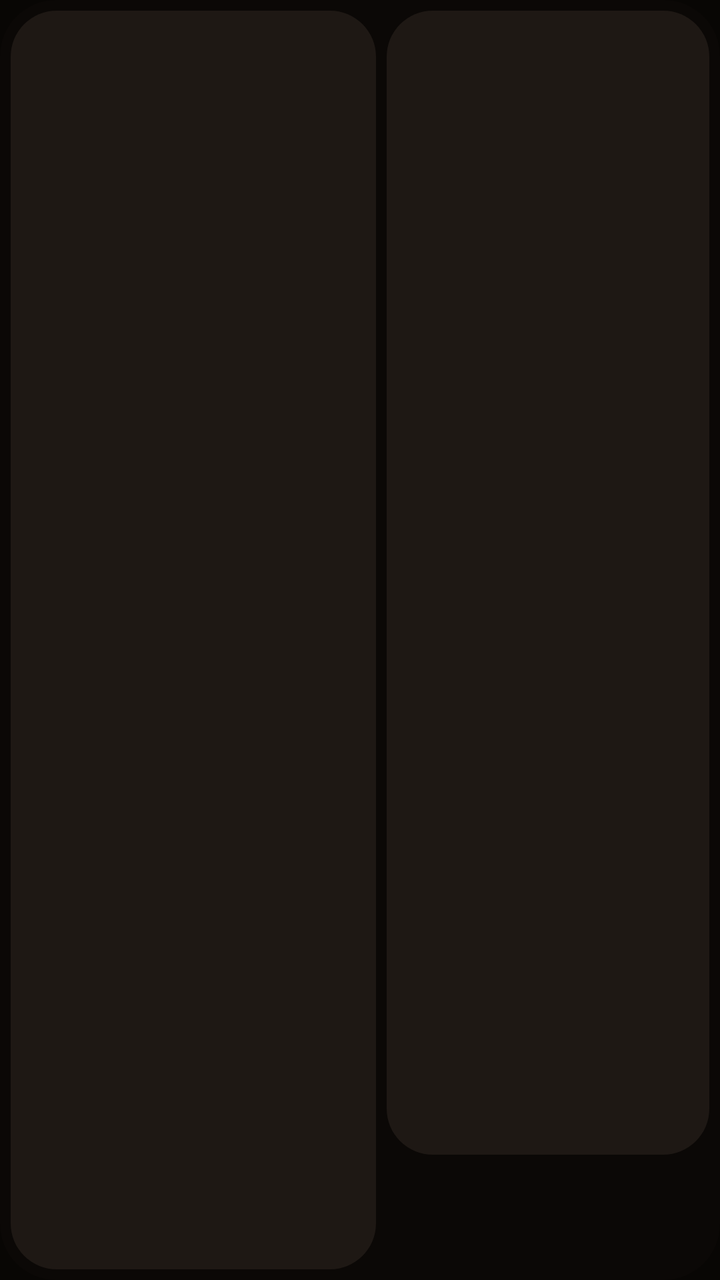
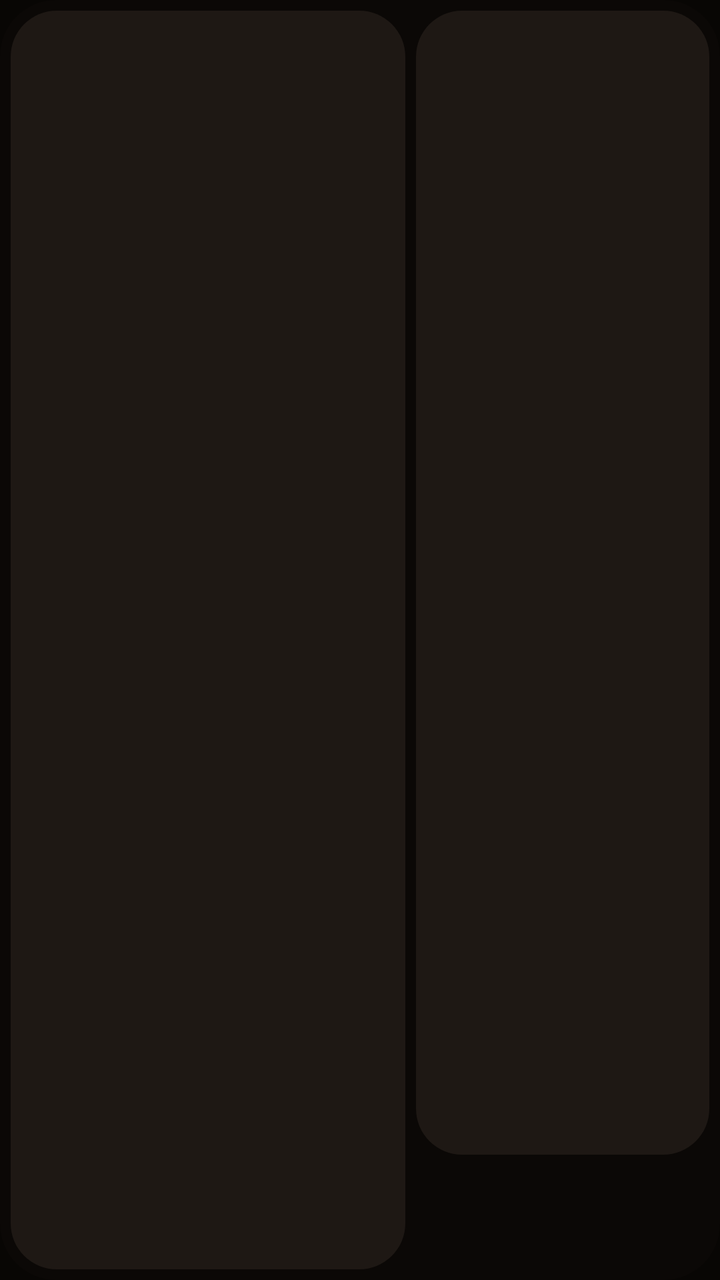

An Android layout rendered at two revisions. The XML below is the earlier revision; the diff shows what the commit changed to produce the second picture.
<!-- AndroidManifest.xml: application theme Theme.KeepADB -->
<!-- res/layout/widget_overview_wide.xml -->
<?xml version="1.0" encoding="utf-8"?>
<LinearLayout xmlns:android="http://schemas.android.com/apk/res/android"
    android:id="@+id/widget_root"
    android:layout_width="match_parent"
    android:layout_height="match_parent"
    android:background="@drawable/bg_widget_root"
    android:orientation="horizontal"
    android:padding="@dimen/widget_gap_half">

    <LinearLayout
        android:id="@+id/widget_ov_card"
        android:layout_width="0dp"
        android:layout_height="match_parent"
        android:layout_margin="@dimen/widget_gap_half"
        android:layout_weight="1.1"
        android:background="@drawable/bg_widget_tile_off"
        android:clickable="true"
        android:focusable="true"
        android:minHeight="48dp"
        android:orientation="vertical"
        android:paddingStart="14dp"
        android:paddingTop="8dp"
        android:paddingEnd="12dp"
        android:paddingBottom="8dp" />

    <LinearLayout
        android:layout_width="0dp"
        android:layout_height="match_parent"
        android:layout_weight="1"
        android:orientation="vertical">

        <LinearLayout
            android:id="@+id/widget_ov_delivery"
            android:layout_width="match_parent"
            android:layout_height="0dp"
            android:layout_margin="@dimen/widget_gap_half"
            android:layout_weight="1"
            android:background="@drawable/bg_widget_tile_off"
            android:clickable="true"
            android:focusable="true"
            android:gravity="center_vertical"
            android:minHeight="48dp"
            android:orientation="vertical"
            android:paddingStart="14dp"
            android:paddingTop="6dp"
            android:paddingEnd="12dp"
            android:paddingBottom="6dp">

            <LinearLayout
                android:layout_width="match_parent"
                android:layout_height="wrap_content"
                android:gravity="center_vertical"
                android:importantForAccessibility="noHideDescendants"
                android:orientation="horizontal">

                <ImageView
                    android:id="@+id/widget_ov_delivery_icon"
                    android:layout_width="20dp"
                    android:layout_height="20dp"
                    android:importantForAccessibility="no"
                    android:scaleType="fitCenter" />

                <TextView
                    android:id="@+id/widget_ov_delivery_label"
                    android:layout_width="0dp"
                    android:layout_height="wrap_content"
                    android:layout_marginStart="8dp"
                    android:layout_weight="1"
                    android:ellipsize="end"
                    android:fontFamily="sans-serif"
                    android:includeFontPadding="false"
                    android:maxLines="1"
                    android:textColor="@color/widget_text_soft"
                    android:textSize="11sp" />
            </LinearLayout>

            <TextView
                android:id="@+id/widget_ov_delivery_value"
                android:layout_width="match_parent"
                android:layout_height="wrap_content"
                android:layout_marginTop="4dp"
                android:autoSizeMaxTextSize="13sp"
                android:autoSizeMinTextSize="10sp"
                android:autoSizeStepGranularity="0.5sp"
                android:autoSizeTextType="uniform"
                android:ellipsize="end"
                android:fontFamily="sans-serif"
                android:importantForAccessibility="no"
                android:includeFontPadding="false"
                android:maxLines="2"
                android:textColor="@color/widget_text"
                android:textStyle="bold" />

            <TextView
                android:id="@+id/widget_ov_delivery_last"
                android:layout_width="match_parent"
                android:layout_height="wrap_content"
                android:layout_marginTop="2dp"
                android:autoSizeMaxTextSize="11sp"
                android:autoSizeMinTextSize="9sp"
                android:autoSizeStepGranularity="0.5sp"
                android:autoSizeTextType="uniform"
                android:ellipsize="end"
                android:fontFamily="sans-serif"
                android:importantForAccessibility="no"
                android:includeFontPadding="false"
                android:maxLines="1"
                android:textColor="@color/widget_text_soft" />
        </LinearLayout>

        <FrameLayout
            android:id="@+id/widget_ov_sync"
            android:layout_width="match_parent"
            android:layout_height="@dimen/widget_ov_sync_height"
            android:layout_margin="@dimen/widget_gap_half" />
    </LinearLayout>
</LinearLayout>
<!-- resources referenced by this layout -->
<resources>
  <color name="widget_text">#EDE6DC</color>
  <color name="widget_text_soft">#CFC8BD</color>
  <dimen name="widget_gap_half">2.5dp</dimen>
  <dimen name="widget_ov_sync_height">52dp</dimen>
  <!-- drawable bg_widget_root (drawable) -->
  <?xml version="1.0" encoding="utf-8"?>
  <shape xmlns:android="http://schemas.android.com/apk/res/android">
      <solid android:color="@color/widget_root" />
      <corners android:radius="@dimen/widget_radius_root" />
  </shape>
  <!-- drawable bg_widget_tile_off (drawable) -->
  <?xml version="1.0" encoding="utf-8"?>
  <ripple xmlns:android="http://schemas.android.com/apk/res/android"
      android:color="@color/widget_ripple_on_dark">
      <item>
          <shape>
              <solid android:color="@color/widget_off" />
              <corners android:radius="@dimen/widget_radius_tile" />
          </shape>
      </item>
      <item android:id="@android:id/mask">
          <shape>
              <solid android:color="@android:color/white" />
              <corners android:radius="@dimen/widget_radius_tile" />
          </shape>
      </item>
  </ripple>
  <style name="Theme.KeepADB" parent="android:style/Theme.Material.NoActionBar">
          <item name="android:fontFamily">sans-serif</item>
          <item name="android:windowBackground">@color/ground</item>
          <item name="android:colorAccent">@color/title_yellow</item>
          <item name="android:colorControlActivated">@color/title_yellow</item>
          <item name="android:colorControlHighlight">@color/border_red</item>
          <item name="android:navigationBarColor">@color/ground</item>
          <item name="android:statusBarColor">@color/banner_red</item>
          <item name="android:windowLightStatusBar">false</item>
          <item name="android:textColorPrimary">@color/night_text</item>
          <item name="android:textColorSecondary">@color/night_muted</item>
      </style>
  <color name="widget_root">#0B0806</color>
  <dimen name="widget_radius_root">28dp</dimen>
  <color name="widget_ripple_on_dark">#26FFFFFF</color>
  <color name="widget_off">#1E1814</color>
  <dimen name="widget_radius_tile">23dp</dimen>
  <color name="ground">#080604</color>
  <color name="title_yellow">#FFD21F</color>
  <color name="border_red">#B83A3E</color>
  <color name="banner_red">#B11218</color>
  <color name="night_text">#EDE6DC</color>
  <color name="night_muted">#A79B8C</color>
</resources>

<!-- the commit's change to res/layout/widget_overview_wide.xml (unified diff, before → after) -->
@@ -12,7 +12,7 @@
         android:layout_width="0dp"
         android:layout_height="match_parent"
         android:layout_margin="@dimen/widget_gap_half"
-        android:layout_weight="1.1"
+        android:layout_weight="1.3"
         android:background="@drawable/bg_widget_tile_off"
         android:clickable="true"
         android:focusable="true"
@@ -87,7 +87,7 @@
                 android:fontFamily="sans-serif"
                 android:importantForAccessibility="no"
                 android:includeFontPadding="false"
-                android:maxLines="2"
+                android:maxLines="3"
                 android:textColor="@color/widget_text"
                 android:textStyle="bold" />
 
